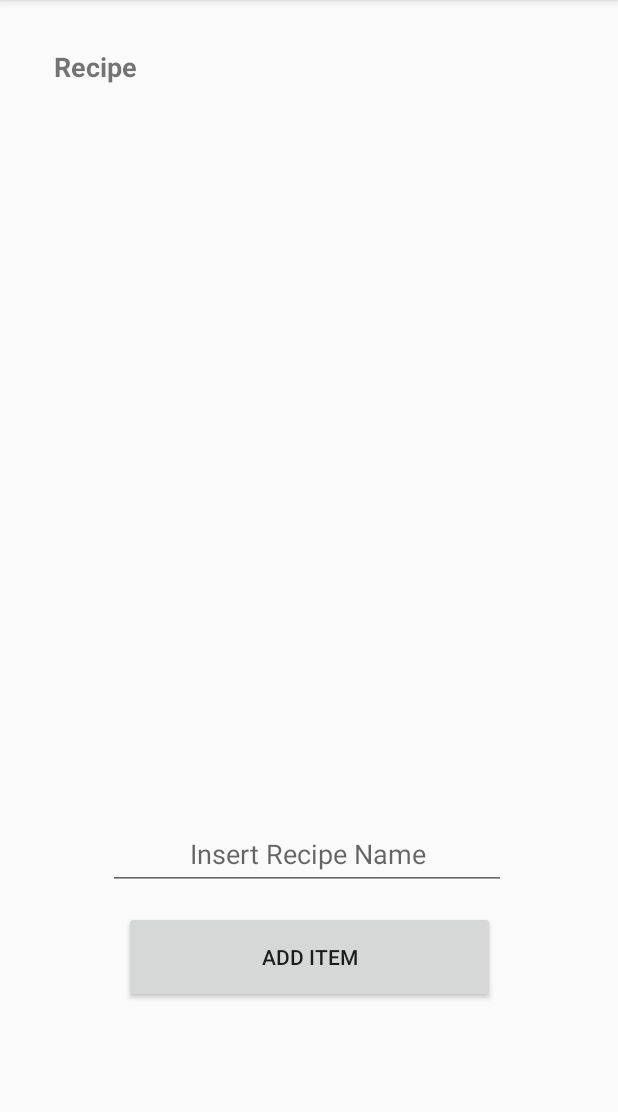
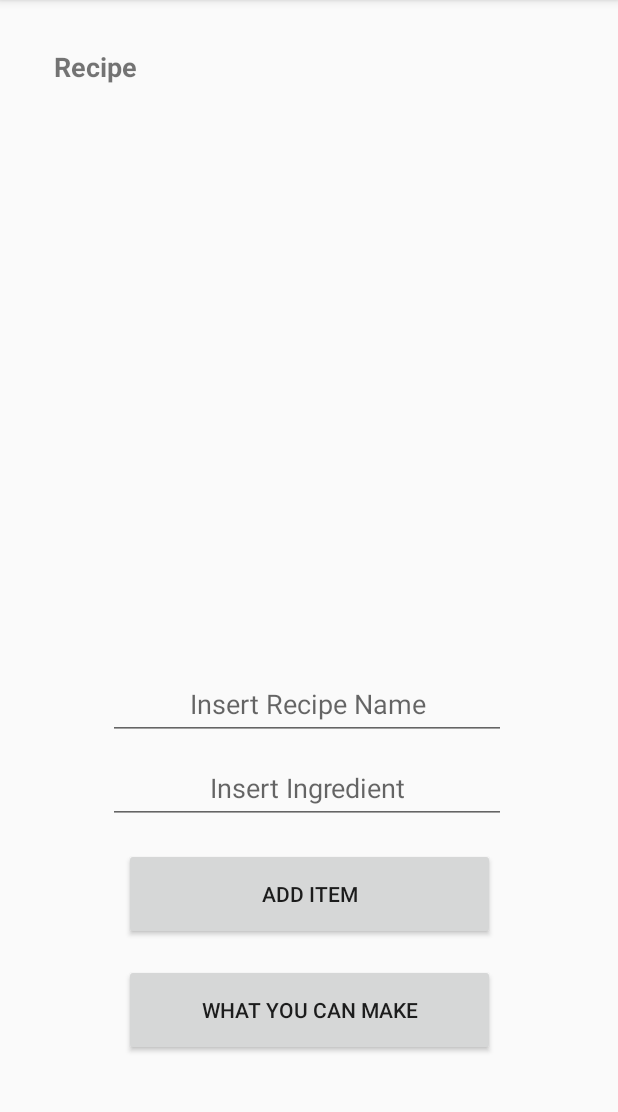
Before and after one commit to Walkmilton/Mobile-Development, an Android app: the RecipeActivity screen opened directly, with no data from a screen before it, on a phone screen of 412 x 824 dp, the part 84-1196 px from its top. Run offline under Robolectric (Android 15) with nearby library versions, the phone set to English and light mode, and no system bars.

Commit message:
Added Recipe Features

```diff
--- /dev/null
+++ b/Coursework/app/src/main/java/com/example/coursework/DatabaseHelper_recipe.java
@@ -0,0 +1,56 @@
+package com.example.coursework;
+
+import android.content.ContentValues;
+import android.content.Context;
+import android.database.Cursor;
+import android.database.sqlite.SQLiteDatabase;
+import android.database.sqlite.SQLiteOpenHelper;
+
+public class DatabaseHelper_recipe extends SQLiteOpenHelper {
+
+    public static final String DATABASE_NAME = "recipe.db";
+    public static final String TABLE_NAME = "recipe_table";
+    public static final String COL_1 = "recipe_name";
+    public static final String COL_2 = "recipe_ingredient";
+
+    public DatabaseHelper_recipe(Context context) {
+        super(context, DATABASE_NAME, null, 1);
+    }
+
+    @Override
+    public void onCreate(SQLiteDatabase db) {
+        db.execSQL("create table " + TABLE_NAME + " (recipe_name text, recipe_ingredient text)");
+    }
+
+    @Override
+    public void onUpgrade(SQLiteDatabase db, int oldVersion, int newVersion) {
+        db.execSQL("DROP TABLE IF EXISTS " + TABLE_NAME);
+        onCreate(db);
+    }
+
+    public boolean insertData(String recipeName, String recipeIngredient){
+        SQLiteDatabase db = this.getWritableDatabase();
+        ContentValues contentValues = new ContentValues();
+        contentValues.put(COL_1, recipeName);
+        contentValues.put(COL_2, recipeIngredient);
+        long result = db.insert(TABLE_NAME, null, contentValues);
+        if (result == -1) {
+            return false;
+        } else {
+            return true;
+        }
+
+    }
+
+    public Cursor getAllData() {
+        SQLiteDatabase db = this.getWritableDatabase();
+        Cursor res = db.rawQuery("select * from " + TABLE_NAME, null);
+        return res;
+    }
+
+    public Integer deleteData(String item){
+        SQLiteDatabase db = this.getWritableDatabase();
+        return db.delete(TABLE_NAME, "recipe_name = ?", new String[] {item});
+    }
+
+}
--- a/Coursework/app/src/main/java/com/example/coursework/FridgeActivity.java
+++ b/Coursework/app/src/main/java/com/example/coursework/FridgeActivity.java
@@ -74,6 +74,7 @@ public class FridgeActivity extends AppCompatActivity implements MyRecyclerViewA
                 error.setCancelable(true);
                 error.setTitle("Alert");
                 error.setMessage("The Database is empty");
+                error.show();
 
                 return;
             }
--- a/Coursework/app/src/main/java/com/example/coursework/ListActivity.java
+++ b/Coursework/app/src/main/java/com/example/coursework/ListActivity.java
@@ -54,6 +54,7 @@ public class ListActivity extends AppCompatActivity implements MyRecyclerViewAda
             error.setCancelable(true);
             error.setTitle("Alert");
             error.setMessage("The Database is empty");
+            error.show();
 
             return;
         }
--- a/Coursework/app/src/main/java/com/example/coursework/RecipeActivity.java
+++ b/Coursework/app/src/main/java/com/example/coursework/RecipeActivity.java
@@ -1,11 +1,13 @@
 package com.example.coursework;
 
 import android.content.DialogInterface;
+import android.database.Cursor;
 import android.support.v7.app.AlertDialog;
 import android.support.v7.app.AppCompatActivity;
 import android.os.Bundle;
 import android.support.v7.widget.LinearLayoutManager;
 import android.support.v7.widget.RecyclerView;
+import android.text.InputType;
 import android.view.View;
 import android.widget.EditText;
 import android.widget.Toast;
@@ -15,12 +17,20 @@ import java.util.List;
 
 public class RecipeActivity extends AppCompatActivity implements MyRecyclerViewAdapter_recipie.ItemClickListener {
 
+
+    DatabaseHelper_recipe recipeDB;
+    DatabaseHelper itemDB;
     MyRecyclerViewAdapter_recipie adapter;
     List<String> recipieArray;
+    List<String> recipeIngredient;
+    List<String> fridgeItem;
+    List<String> makeable;
     private EditText insert_recipie;
+    private EditText insert_ingredient;
     String recipie_text;
+    String recipe_ingredient;
+    String makableRecipies;
     int count = 0;
-
 
 
     @Override
@@ -28,9 +38,16 @@ public class RecipeActivity extends AppCompatActivity implements MyRecyclerViewA
         super.onCreate(savedInstanceState);
         setContentView(R.layout.activity_recipe);
 
+        recipeDB = new DatabaseHelper_recipe(this);
+        itemDB = new DatabaseHelper(this);
+
         recipieArray = new ArrayList<>();
+        recipeIngredient = new ArrayList<>();
+        fridgeItem = new ArrayList<>();
+        makeable = new ArrayList<>();
 
         insert_recipie = findViewById(R.id.insert_recipie);
+        insert_ingredient = findViewById(R.id.insert_ingredient);
 
 
         // set up the RecyclerView
@@ -40,6 +57,23 @@ public class RecipeActivity extends AppCompatActivity implements MyRecyclerViewA
         adapter.setClickListener(this);
         recyclerView.setAdapter(adapter);
 
+
+        Cursor res = recipeDB.getAllData();
+
+        if (res.getCount() == 0) {
+            AlertDialog.Builder error = new AlertDialog.Builder(this);
+            error.setCancelable(true);
+            error.setTitle("Alert");
+            error.setMessage("The Database is empty");
+            error.show();
+
+            return;
+        }
+        while (res.moveToNext()) {
+            recipieArray.add(res.getString(0));
+            recipeIngredient.add(res.getString(1));
+        }
+
     }
 
     @Override
@@ -47,25 +81,25 @@ public class RecipeActivity extends AppCompatActivity implements MyRecyclerViewA
 
 
         AlertDialog.Builder builder = new AlertDialog.Builder(this);
-        builder.setTitle("Title");
-        builder.setMessage("message");
+        builder.setTitle(adapter.getItem(position) + " selected");
+        builder.setMessage("The key ingredient for this recipe is " + recipeIngredient.get(position));
 
         //builder.setView(view);
 
 
-        builder.setPositiveButton("Yes", new DialogInterface.OnClickListener() {
+        builder.setPositiveButton("Click to remove", new DialogInterface.OnClickListener() {
             @Override
             public void onClick(DialogInterface dialog, int which) {
 
 
-//                String deletee = adapter.getItem(position);
+                String deletee = adapter.getItem(position);
 
-//                Integer deleteRow = listDB.deleteData(deletee);
-//                if (deleteRow > 0) {
-//                    Toast.makeText(ListActivity.this,  deletee + " deleted", Toast.LENGTH_LONG).show();
-//                } else {
-//                    Toast.makeText(ListActivity.this, "Data not deleted", Toast.LENGTH_LONG).show();
-//                }
+                Integer deleteRow = recipeDB.deleteData(deletee);
+                if (deleteRow > 0) {
+                    Toast.makeText(RecipeActivity.this, deletee + " deleted", Toast.LENGTH_LONG).show();
+                } else {
+                    Toast.makeText(RecipeActivity.this, "Data not deleted", Toast.LENGTH_LONG).show();
+                }
 
                 recipieArray.remove(position);
 
@@ -73,7 +107,7 @@ public class RecipeActivity extends AppCompatActivity implements MyRecyclerViewA
             }
         });
 
-        builder.setNegativeButton("No", new DialogInterface.OnClickListener() {
+        builder.setNegativeButton("Cancel", new DialogInterface.OnClickListener() {
             @Override
             public void onClick(DialogInterface dialog, int which) {
                 dialog.cancel();
@@ -89,8 +123,9 @@ public class RecipeActivity extends AppCompatActivity implements MyRecyclerViewA
 
 
         recipie_text = insert_recipie.getText().toString();
+        recipe_ingredient = insert_ingredient.getText().toString();
 
-        if (recipie_text.isEmpty()) {
+        if (recipie_text.isEmpty() || recipe_ingredient.isEmpty()) {
 
             final AlertDialog.Builder alert = new AlertDialog.Builder(this);
 
@@ -107,27 +142,94 @@ public class RecipeActivity extends AppCompatActivity implements MyRecyclerViewA
             });
 
             alert.show();
+
         } else {
-
 
             count = adapter.getItemCount();
 
-//            boolean isInserted = listDB.insertData(list_text);
-//
-//            if (isInserted) {
-//                Toast.makeText(ListActivity.this, list_text +  " added to shopping list", Toast.LENGTH_LONG).show();
-//            } else {
-//                Toast.makeText(ListActivity.this, "Data not added", Toast.LENGTH_LONG).show();
-//            }
+            boolean isInserted = recipeDB.insertData(recipie_text, recipe_ingredient);
+
+            if (isInserted) {
+                Toast.makeText(RecipeActivity.this, recipie_text + " added to recipe list", Toast.LENGTH_LONG).show();
+            } else {
+                Toast.makeText(RecipeActivity.this, "Data not added", Toast.LENGTH_LONG).show();
+            }
 
 
             recipieArray.add(recipie_text);
+            recipeIngredient.add(recipe_ingredient);
 
             adapter.notifyItemInserted(count + 1);
+
         }
-
     }
 
 
+    public void display_recipes(View view) {
 
+        if (recipeIngredient.size() > 0) {
+
+
+            Cursor res = itemDB.getAllData();
+            if (res.getCount() == 0) {
+                AlertDialog.Builder error = new AlertDialog.Builder(this);
+                error.setCancelable(true);
+                error.setTitle("Alert");
+                error.setMessage("The Database is empty");
+                error.show();
+
+                return;
+            }
+            while (res.moveToNext()) {
+                fridgeItem.add(res.getString(0));
+            }
+
+
+            for (int i = 0; i < recipieArray.size(); i++) {
+
+//                Toast.makeText(RecipeActivity.this, recipeIngredient.get(i), Toast.LENGTH_LONG).show();
+
+            if ((fridgeItem.get(i)) == (recipeIngredient.get(i))) {
+                makeable.add(recipieArray.get(i));
+            }
+
+            }
+
+        AlertDialog.Builder info = new AlertDialog.Builder(this);
+
+
+        if (recipieArray.size() > 0) {
+            info.setTitle("You can make:");
+            makableRecipies = "";
+
+            for (int i = 0; i < recipieArray.size(); i++) {
+                makableRecipies += recipieArray.get(i) + "\n";
+            }
+
+            info.setMessage(makableRecipies);
+
+        } else {
+            info.setTitle("Sorry");
+            info.setMessage("You cannot make anything");
+        }
+
+        info.setPositiveButton("Ok", new DialogInterface.OnClickListener() {
+            @Override
+            public void onClick(DialogInterface dialog, int which) {
+
+
+            }
+        });
+
+        info.show();
+
+            } else {
+                AlertDialog.Builder error = new AlertDialog.Builder(this);
+                error.setCancelable(true);
+                error.setTitle("Alert");
+                error.setMessage("The Recipe Database is empty");
+                error.show();
+
+        }
+    }
 }
--- a/Coursework/app/src/main/res/layout/activity_recipe.xml
+++ b/Coursework/app/src/main/res/layout/activity_recipe.xml
@@ -18,8 +18,8 @@
 
             <android.support.v7.widget.RecyclerView
                 android:id="@+id/recipieList"
-                android:layout_width="357dp"
-                android:layout_height="464dp"
+                android:layout_width="350dp"
+                android:layout_height="340dp"
                 android:layout_marginStart="16dp"
                 android:layout_marginTop="16dp"
                 android:layout_marginEnd="16dp"
@@ -31,25 +31,49 @@
                 android:id="@+id/Add_recipie"
                 android:layout_width="247dp"
                 android:layout_height="61dp"
-                android:layout_marginTop="14dp"
+                android:layout_marginTop="16dp"
                 android:onClick="add_recipie"
                 android:text="@string/add_item_to_fridge"
                 app:layout_constraintEnd_toEndOf="parent"
                 app:layout_constraintStart_toStartOf="parent"
-                app:layout_constraintTop_toBottomOf="@+id/insert_recipie" />
+                app:layout_constraintTop_toBottomOf="@+id/insert_ingredient" />
+
+            <Button
+                android:id="@+id/show_recipes"
+                android:layout_width="247dp"
+                android:layout_height="61dp"
+                android:layout_marginTop="16dp"
+                android:onClick="display_recipes"
+                android:text="@string/show_recipes"
+                app:layout_constraintEnd_toEndOf="parent"
+                app:layout_constraintStart_toStartOf="parent"
+                app:layout_constraintTop_toBottomOf="@+id/Add_recipie" />
 
             <EditText
                 android:id="@+id/insert_recipie"
                 android:layout_width="265dp"
                 android:layout_height="48dp"
                 android:layout_marginStart="72dp"
-                android:layout_marginTop="8dp"
+                android:layout_marginTop="32dp"
                 android:ems="10"
                 android:hint="@string/recipie_name"
                 android:inputType="textPersonName"
                 android:textAlignment="center"
                 app:layout_constraintStart_toStartOf="parent"
                 app:layout_constraintTop_toBottomOf="@+id/recipieList" />
+
+            <EditText
+                android:id="@+id/insert_ingredient"
+                android:layout_width="265dp"
+                android:layout_height="48dp"
+                android:layout_marginStart="72dp"
+                android:layout_marginTop="8dp"
+                android:ems="10"
+                android:hint="@string/ingredient_name"
+                android:inputType="textPersonName"
+                android:textAlignment="center"
+                app:layout_constraintStart_toStartOf="parent"
+                app:layout_constraintTop_toBottomOf="@+id/insert_recipie" />
 
             <TextView
                 android:id="@+id/recipie_name"
--- a/Coursework/app/src/main/res/values/strings.xml
+++ b/Coursework/app/src/main/res/values/strings.xml
@@ -1,7 +1,7 @@
 <resources>
     <string name="app_name">Coursework</string>
     <string name="fridge_button">Fridge</string>
-    <string name="recipe_button">Recipies</string>
+    <string name="recipe_button">Recipes</string>
     <string name="list_button">Shopping List</string>
     <string name="main_title">Fridge App</string>
     <string name="add_item_to_fridge">Add Item</string>
@@ -12,4 +12,6 @@
     <string name="item_date_title">Expiry Date</string>
     <string name="recipie_title">Recipe</string>
     <string name="recipie_name">Insert Recipe Name</string>
+    <string name="ingredient_name">Insert Ingredient</string>
+    <string name="show_recipes">What you can make</string>
 </resources>
```
